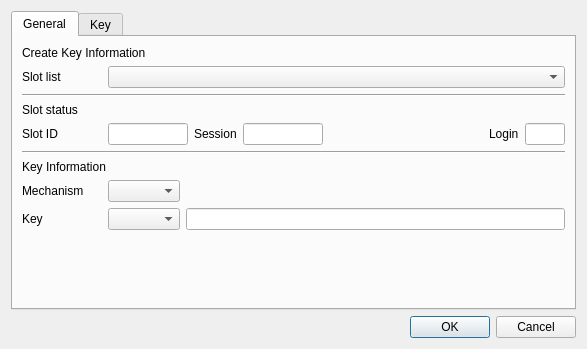
jykim74/CryptokiMan, file CryptokiMan/create_key_dlg.ui: the form before one commit.
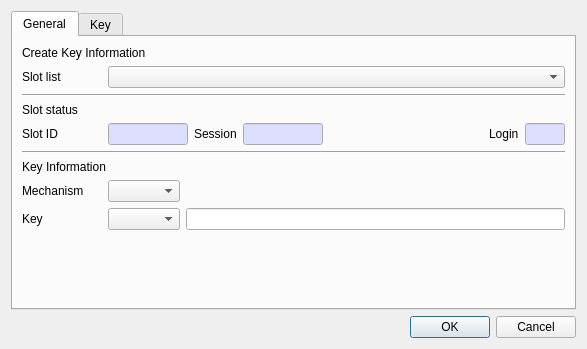
The form after the commit.

Commit message: Read Only 입력창 색지정

Diff of the .ui file:
```diff
--- a/CryptokiMan/create_key_dlg.ui
+++ b/CryptokiMan/create_key_dlg.ui
@@ -108,6 +108,46 @@
              <height>16777215</height>
             </size>
            </property>
+           <property name="palette">
+            <palette>
+             <active>
+              <colorrole role="Base">
+               <brush brushstyle="SolidPattern">
+                <color alpha="255">
+                 <red>221</red>
+                 <green>221</green>
+                 <blue>255</blue>
+                </color>
+               </brush>
+              </colorrole>
+             </active>
+             <inactive>
+              <colorrole role="Base">
+               <brush brushstyle="SolidPattern">
+                <color alpha="255">
+                 <red>221</red>
+                 <green>221</green>
+                 <blue>255</blue>
+                </color>
+               </brush>
+              </colorrole>
+             </inactive>
+             <disabled>
+              <colorrole role="Base">
+               <brush brushstyle="SolidPattern">
+                <color alpha="255">
+                 <red>240</red>
+                 <green>240</green>
+                 <blue>240</blue>
+                </color>
+               </brush>
+              </colorrole>
+             </disabled>
+            </palette>
+           </property>
+           <property name="readOnly">
+            <bool>true</bool>
+           </property>
           </widget>
          </item>
          <item row="0" column="2">
@@ -125,6 +165,46 @@
              <height>16777215</height>
             </size>
            </property>
+           <property name="palette">
+            <palette>
+             <active>
+              <colorrole role="Base">
+               <brush brushstyle="SolidPattern">
+                <color alpha="255">
+                 <red>221</red>
+                 <green>221</green>
+                 <blue>255</blue>
+                </color>
+               </brush>
+              </colorrole>
+             </active>
+             <inactive>
+              <colorrole role="Base">
+               <brush brushstyle="SolidPattern">
+                <color alpha="255">
+                 <red>221</red>
+                 <green>221</green>
+                 <blue>255</blue>
+                </color>
+               </brush>
+              </colorrole>
+             </inactive>
+             <disabled>
+              <colorrole role="Base">
+               <brush brushstyle="SolidPattern">
+                <color alpha="255">
+                 <red>240</red>
+                 <green>240</green>
+                 <blue>240</blue>
+                </color>
+               </brush>
+              </colorrole>
+             </disabled>
+            </palette>
+           </property>
+           <property name="readOnly">
+            <bool>true</bool>
+           </property>
           </widget>
          </item>
          <item row="0" column="6">
@@ -135,6 +215,46 @@
              <height>16777215</height>
             </size>
            </property>
+           <property name="palette">
+            <palette>
+             <active>
+              <colorrole role="Base">
+               <brush brushstyle="SolidPattern">
+                <color alpha="255">
+                 <red>221</red>
+                 <green>221</green>
+                 <blue>255</blue>
+                </color>
+               </brush>
+              </colorrole>
+             </active>
+             <inactive>
+              <colorrole role="Base">
+               <brush brushstyle="SolidPattern">
+                <color alpha="255">
+                 <red>221</red>
+                 <green>221</green>
+                 <blue>255</blue>
+                </color>
+               </brush>
+              </colorrole>
+             </inactive>
+             <disabled>
+              <colorrole role="Base">
+               <brush brushstyle="SolidPattern">
+                <color alpha="255">
+                 <red>240</red>
+                 <green>240</green>
+                 <blue>240</blue>
+                </color>
+               </brush>
+              </colorrole>
+             </disabled>
+            </palette>
+           </property>
+           <property name="readOnly">
+            <bool>true</bool>
+           </property>
           </widget>
          </item>
          <item row="0" column="4">
```
The commit also changes 22 other files.
